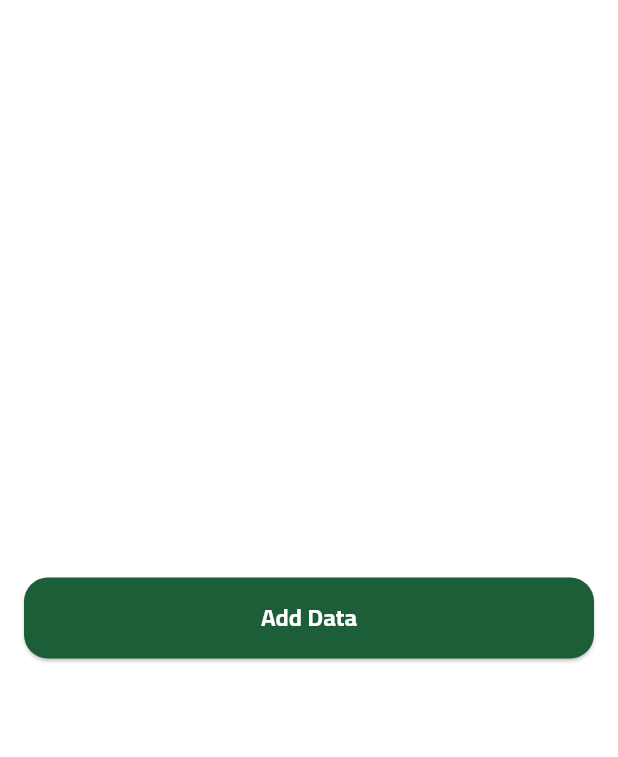
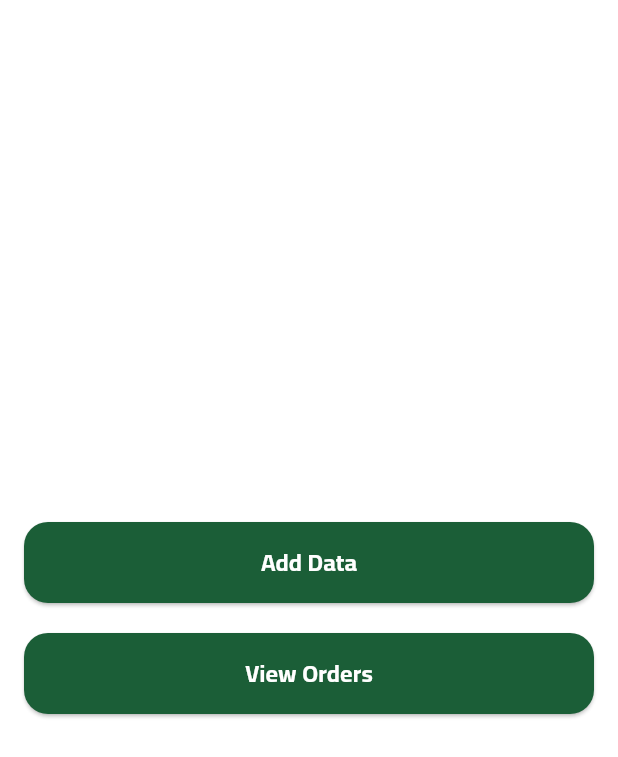
Before and after one commit to 3madhani/fruit_hub_dashboard, a Flutter app: the screen it shows after launch, on a phone screen of 412 x 824 dp. Shown: the top 757 px of the screen. Run offline on Flutter 3.47's test engine with Material 3 defaults, Android fonts, the phone set to English and light mode, and no system bars; our stand-ins replace cloud_firestore, dartz, firebase_core, firebase_storage, flutter_bloc, flutter_svg and 4 more; accounts and stored records are empty.

```diff
--- a/lib/core/helper/on_generate_route.dart
+++ b/lib/core/helper/on_generate_route.dart
@@ -3,6 +3,7 @@ import 'package:flutter/material.dart';
 import '../../feature/add_product/presentation/view/add_product_view.dart';
 import '../../feature/dashboard/presentation/views/dashboard_view.dart';
 import '../../feature/error/presentation/views/error_view.dart';
+import '../../feature/orders/presentation/views/order_view.dart';
 
 Route<dynamic> onGenerateRoute(RouteSettings settings) {
   switch (settings.name) {
@@ -10,6 +11,8 @@ Route<dynamic> onGenerateRoute(RouteSettings settings) {
       return MaterialPageRoute(builder: (context) => const DashboardView());
     case AddProductView.routeName:
       return MaterialPageRoute(builder: (context) => const AddProductView());
+    case OrderView.routeName:
+      return MaterialPageRoute(builder: (context) => const OrderView());
     default:
       return MaterialPageRoute(
         builder: (BuildContext context) => const ErrorView(),
--- a/lib/feature/dashboard/presentation/views/widgets/dashboard_view_body.dart
+++ b/lib/feature/dashboard/presentation/views/widgets/dashboard_view_body.dart
@@ -3,6 +3,7 @@ import 'package:flutter/material.dart';
 import '../../../../../core/common/custom_button.dart';
 import '../../../../../core/constants/app_const.dart';
 import '../../../../add_product/presentation/view/add_product_view.dart';
+import '../../../../orders/presentation/views/order_view.dart';
 
 class DashboardViewBody extends StatelessWidget {
   const DashboardViewBody({super.key});
@@ -15,9 +16,21 @@ class DashboardViewBody extends StatelessWidget {
       ),
       child: Column(
         mainAxisAlignment: MainAxisAlignment.center,
-        children: [CustomPrimaryButton(title: 'Add Data', onPressed: () {
-          Navigator.pushNamed(context, AddProductView.routeName);
-        })],
+        children: [
+          CustomPrimaryButton(
+            title: 'Add Data',
+            onPressed: () {
+              Navigator.pushNamed(context, AddProductView.routeName);
+            },
+          ),
+          const SizedBox(height: 20),
+          CustomPrimaryButton(
+            title: 'View Orders',
+            onPressed: () {
+              Navigator.pushNamed(context, OrderView.routeName);
+            },
+          ),
+        ],
       ),
     );
   }
--- a/lib/main.dart
+++ b/lib/main.dart
@@ -7,17 +7,16 @@ import 'package:fruit_hub_dashboard/firebase_options.dart';
 
 import 'core/helper/on_generate_route.dart';
 import 'core/services/custom_bloc_observer.dart';
-import 'core/services/supabase_storage.dart';
 import 'core/utils/app_colors.dart';
 
 void main() async {
   WidgetsFlutterBinding.ensureInitialized();
 
   // Initialize Supabase
-  await SupabaseStorage.initSupabase();
+  // await SupabaseStorage.initSupabase();
 
   // Create Supabase bucket
-  await SupabaseStorage.createBucket("fruits_images");
+  // await SupabaseStorage.createBucket("fruits_images");
   // Bloc Observer
   Bloc.observer = CustomBlocObserver();
   // Initialize Firebase
```
Also changed, not shown: lib/core/services/get_it_service.dart (+8 -7 lines), lib/feature/orders/presentation/views/order_view.dart (added, +15 -0 lines), lib/feature/orders/presentation/views/widgets/order_view_body.dart (added, +10 -0 lines).
